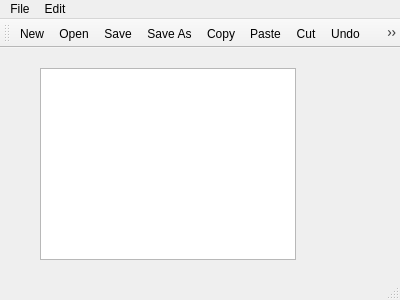
The window that mainwindow.ui (starreeze/Encedit) describes before a commit, drawn with Qt 5.
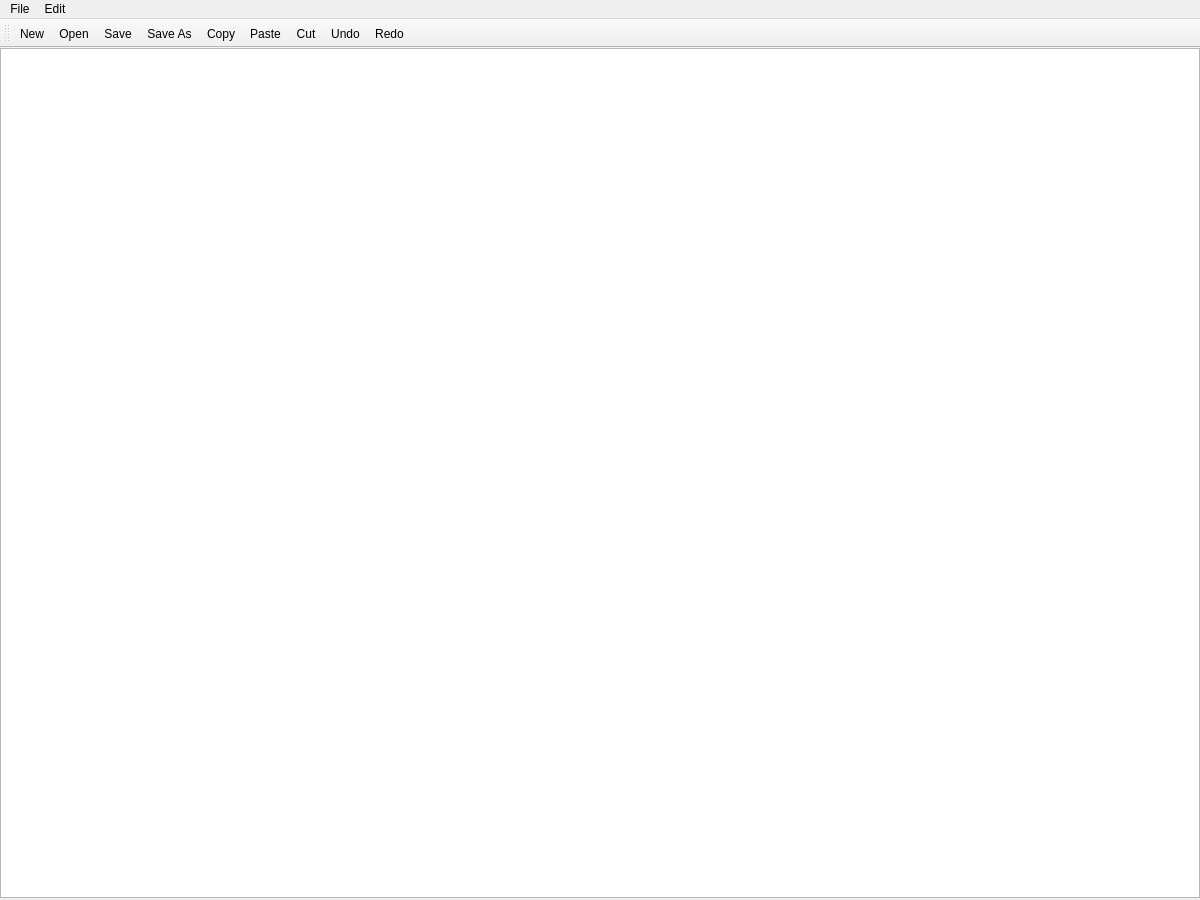
The same window after the commit. Icons and pictures are not drawn.

```diff
--- a/mainwindow.ui
+++ b/mainwindow.ui
@@ -6,8 +6,8 @@
    <rect>
     <x>0</x>
     <y>0</y>
-    <width>400</width>
-    <height>300</height>
+    <width>1200</width>
+    <height>900</height>
    </rect>
   </property>
   <property name="windowTitle">
@@ -17,10 +17,10 @@
    <widget class="QTextEdit" name="textEdit">
     <property name="geometry">
      <rect>
-      <x>40</x>
-      <y>20</y>
-      <width>256</width>
-      <height>192</height>
+      <x>0</x>
+      <y>0</y>
+      <width>1200</width>
+      <height>850</height>
      </rect>
     </property>
    </widget>
@@ -30,8 +30,8 @@
     <rect>
      <x>0</x>
      <y>0</y>
-     <width>400</width>
-     <height>25</height>
+     <width>1200</width>
+     <height>22</height>
     </rect>
    </property>
    <widget class="QMenu" name="menuFile">
@@ -75,7 +75,6 @@
    <addaction name="actionUndo"/>
    <addaction name="actionRedo"/>
   </widget>
-  <widget class="QStatusBar" name="statusBar"/>
   <action name="actionNew">
    <property name="icon">
     <iconset resource="AppResources.qrc">
```
